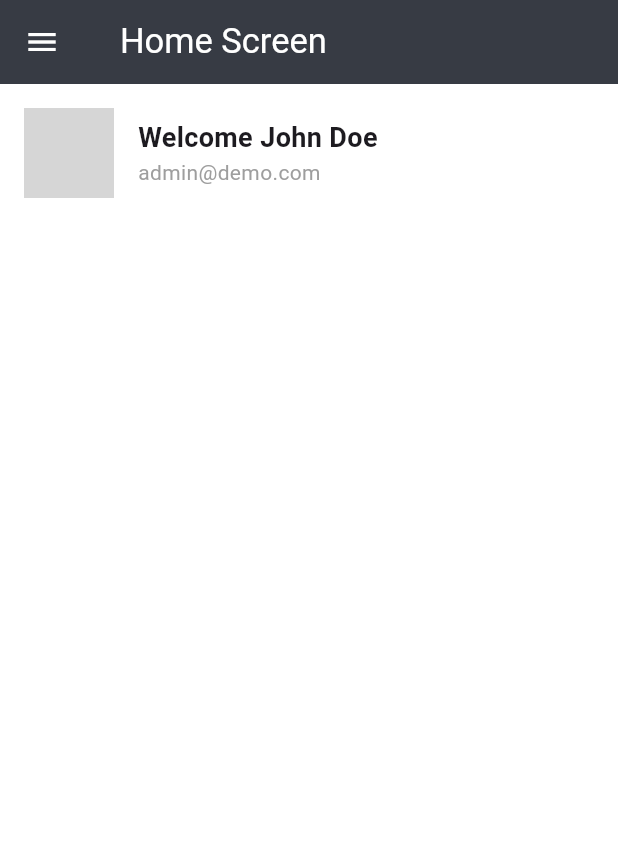
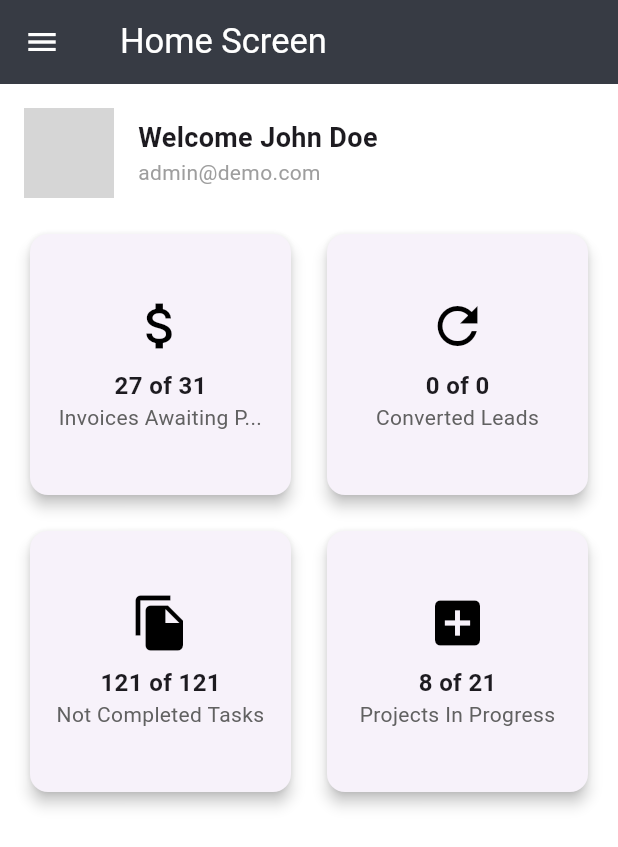
Before and after one commit to businessvivek3600/CRM, a Flutter app: the HomeScreen screen opened directly, on a phone screen of 412 x 824 dp. Shown: the top 847 px of the screen. Run offline on Flutter 3.47's test engine with Material 3 defaults, Android fonts, the phone set to English and light mode, and no system bars; our stand-ins replace google_fonts, nb_utils; network calls fail; grey boxes are pictures that could not be loaded.

Commit message:
internal changes

```diff
--- a/lib/features/auth/dashboard/home_screen.dart
+++ b/lib/features/auth/dashboard/home_screen.dart
@@ -19,12 +19,12 @@ class _HomeScreenState extends State<HomeScreen> {
           icon: Icon(Icons.menu),
           onPressed: () {},
         ),
-        title: Row(
+        title: const Row(
           // mainAxisAlignment: MainAxisAlignment.center,
           // crossAxisAlignment: CrossAxisAlignment.center,
           children: [
-            const SizedBox(width: 8),
-            const Text(
+            SizedBox(width: 8),
+            Text(
               'Home Screen',
               textAlign: TextAlign.center,
               style: TextStyle(fontSize: 23),
@@ -38,17 +38,17 @@ class _HomeScreenState extends State<HomeScreen> {
           child: Column(
             crossAxisAlignment: CrossAxisAlignment.stretch,
             children: [
-              Row(
+              const Row(
                 children: [
                   CircleAvatar(
                     radius: 30,
                     backgroundImage: NetworkImage(
                         "https://encrypted-tbn0.gstatic.com/images?q=tbn:ANd9GcRchTRZ8A5eyfaCmAQYhVZA4-vgU-dfV94Ufw&s"),
                   ),
-                  const SizedBox(width: 16),
+                  SizedBox(width: 16),
                   Column(
                     crossAxisAlignment: CrossAxisAlignment.start,
-                    children: const [
+                    children: [
                       Text(
                         'Welcome John Doe',
                         style: TextStyle(
@@ -66,12 +66,65 @@ class _HomeScreenState extends State<HomeScreen> {
                   ),
                 ],
               ),
-              SizedBox(height: 20),
-              // GridView(gridDelegate: gridDelegate)
+              const SizedBox(height: 20),
+
+              // Metrics cards
+              GridView(
+                shrinkWrap: true,
+                physics: NeverScrollableScrollPhysics(),
+                gridDelegate: const SliverGridDelegateWithFixedCrossAxisCount(
+                  crossAxisCount: 2,
+                  crossAxisSpacing: 16,
+                  mainAxisSpacing: 16,
+                ),
+                children: [
+                  _buildMetricCard(Icons.attach_money, '27 of 31',
+                      'Invoices Awaiting P...', Colors.black),
+                  _buildMetricCard(
+                      Icons.refresh, '0 of 0', 'Converted Leads', Colors.black),
+                  _buildMetricCard(Icons.file_copy, '121 of 121',
+                      'Not Completed Tasks', Colors.black),
+                  _buildMetricCard(Icons.add_box, '8 of 21',
+                      'Projects In Progress', Colors.black),
+                ],
+              ),
+              const SizedBox(height: 20),
             ],
           ),
         ),
       ),
     );
   }
+
+  Widget _buildMetricCard(
+      IconData icon, String count, String label, Color color) {
+    return Card(
+      elevation: 4,
+      shape: RoundedRectangleBorder(borderRadius: BorderRadius.circular(12)),
+      child: Padding(
+        padding: const EdgeInsets.all(16.0),
+        child: Column(
+          mainAxisAlignment: MainAxisAlignment.center,
+          children: [
+            Icon(icon, size: 40, color: color),
+            const SizedBox(height: 8),
+            Text(
+              count,
+              style: const TextStyle(
+                fontSize: 16,
+                fontWeight: FontWeight.bold,
+              ),
+            ),
+            Text(
+              label,
+              textAlign: TextAlign.center,
+              style: TextStyle(
+                color: Colors.grey[700],
+              ),
+            ),
+          ],
+        ),
+      ),
+    );
+  }
 }
--- /dev/null
+++ b/lib/utils/metriccard.dart
@@ -0,0 +1,21 @@
+import 'package:flutter/material.dart';
+
+class MetricCard extends StatefulWidget {
+  const MetricCard({super.key});
+
+  @override
+  State<MetricCard> createState() => _MetriccardState();
+}
+
+class _MetriccardState extends State<MetricCard> {
+
+  @override
+  Widget build(BuildContext context) {
+
+    return Card(
+      elevation: 4,
+      shape: RoundedRectangleBorder(borderRadius: BorderRadius.circular(12)),
+
+    );
+  }
+}
```
